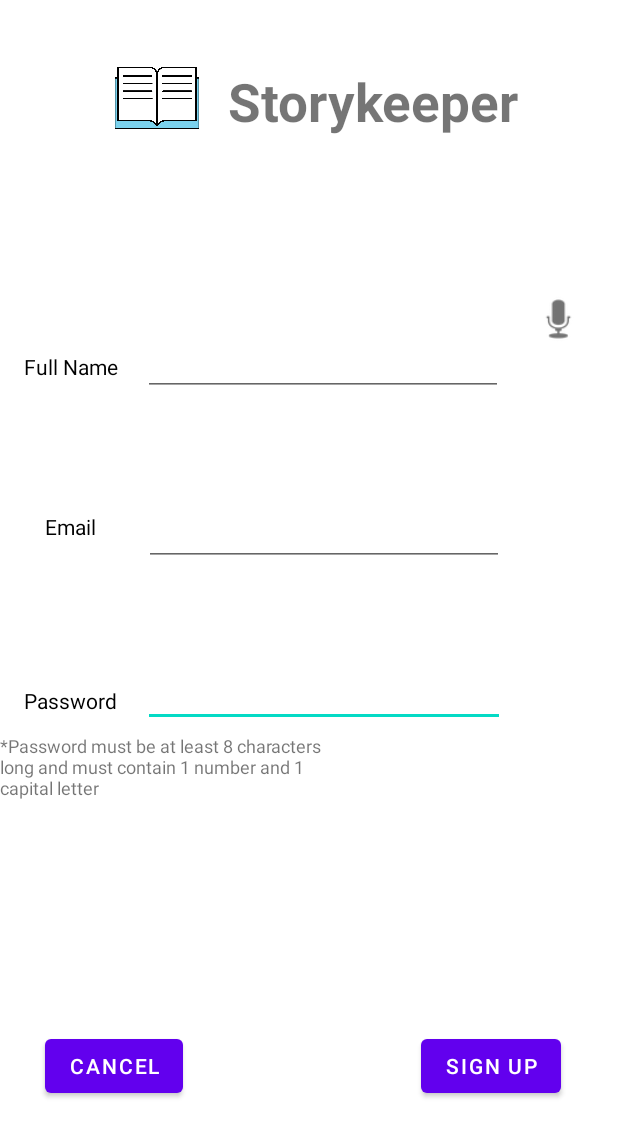
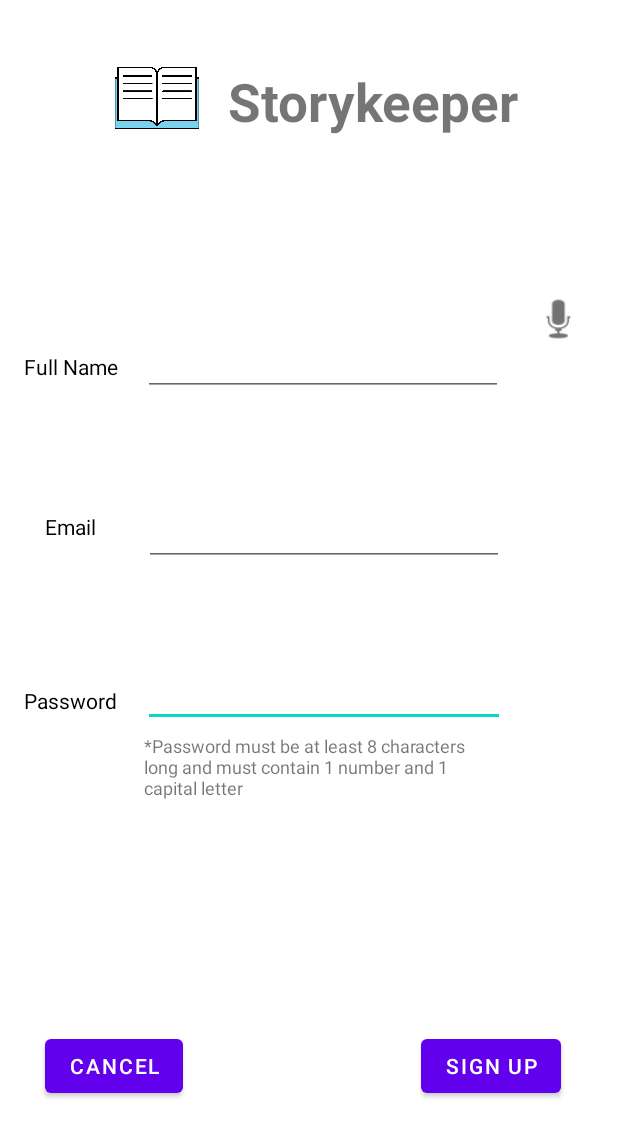
Before and after one commit to Nickmyt/WebStore, an Android app: the Register screen opened directly, with no data from a screen before it, on a phone screen of 412 x 824 dp. Shown: the top 1137 px of the screen. Run offline under Robolectric (Android 15) with nearby library versions, the phone set to English and light mode, and no system bars; our stand-ins replace Firebase (no records; nobody signed in at launch, a user with empty details on screens opened directly).

Commit message:
--Smaill Ui Changes--

```diff
--- a/app/src/main/java/com/example/webstore/Bookstore.java
+++ b/app/src/main/java/com/example/webstore/Bookstore.java
@@ -132,10 +132,6 @@ public class Bookstore extends AppCompatActivity {
     }
 
 
-    public void Buy(View view){
-        buttonbuy = findViewById(R.id.BuyButton);
-
-    }
 
     public void ReadDesc(int position){
         mtts = new TextToSpeech(getApplicationContext(), new TextToSpeech.OnInitListener() {
--- a/app/src/main/java/com/example/webstore/Register.java
+++ b/app/src/main/java/com/example/webstore/Register.java
@@ -26,15 +26,17 @@ import java.util.Locale;
 public class Register extends AppCompatActivity implements View.OnClickListener {
 
 
+
+    //Init Variables
     private FirebaseAuth mAuth;
-    private EditText editFname, editLname, editEmail, editPassword, editTextPhone ;
+    private EditText editFname, editEmail, editPassword;
     private Button registeruser;
     private ProgressBar progressBar;
     private TextView textView;
     private String email,fname,password;
     boolean check;
     private ImageView speakmic;
-    private static final int REQUEST_CODE_SPEECH_INPUT = 10000;
+    private static final int REQUEST_CODE_SPEECH_INPUT = 100;
 
     protected void onCreate(Bundle savedInstanceState) {
         super.onCreate(savedInstanceState);
@@ -51,6 +53,7 @@ public class Register extends AppCompatActivity implements View.OnClickListener
 
         textView = findViewById(R.id.contexttext);
         speakmic = findViewById(R.id.mic);
+        //For Speech to Text
         speakmic.setOnClickListener(new View.OnClickListener() {
             @Override
             public void onClick(View v) {
@@ -86,7 +89,7 @@ public class Register extends AppCompatActivity implements View.OnClickListener
         progressBar = findViewById(R.id.progressBar);
 
         password = editPassword.getText().toString().trim();
-
+        //Check if the inputs are Valid
         if(fname.isEmpty()){
             editFname.setError("Enter First Name !");
             editFname.requestFocus();
@@ -110,6 +113,7 @@ public class Register extends AppCompatActivity implements View.OnClickListener
 
         progressBar.setVisibility(View.VISIBLE);
         textView.setVisibility(View.INVISIBLE);
+        //Authentication Procedure
         mAuth.createUserWithEmailAndPassword(email,password).addOnCompleteListener(new OnCompleteListener<AuthResult>() {
             @Override
             public void onComplete(@NonNull Task<AuthResult> task) {
--- a/app/src/main/java/com/example/webstore/ResetPassword.java
+++ b/app/src/main/java/com/example/webstore/ResetPassword.java
@@ -45,6 +45,7 @@ public class ResetPassword extends AppCompatActivity {
             public void onClick(View v) {
                 Intent intent = new Intent(ResetPassword.this, MainActivity.class);
                 startActivity(intent);
+                finish();
             }
         });
 
--- a/app/src/main/res/layout/activity_register.xml
+++ b/app/src/main/res/layout/activity_register.xml
@@ -152,13 +152,14 @@
         android:id="@+id/contexttext"
         android:layout_width="224dp"
         android:layout_height="73dp"
+        android:layout_marginStart="96dp"
         android:layout_marginTop="4dp"
         android:text="*Password must be at least 8 characters long and must contain 1 number and 1 capital letter "
         android:textSize="12sp"
         app:layout_constraintBottom_toTopOf="@+id/signup"
+        app:layout_constraintStart_toStartOf="parent"
         app:layout_constraintTop_toBottomOf="@+id/password2"
-        app:layout_constraintVertical_bias="0.0"
-        tools:layout_editor_absoluteX="111dp" />
+        app:layout_constraintVertical_bias="0.0" />
 
     <ImageView
         android:id="@+id/mic"
```
Also changed, not shown: app/src/main/res/layout/my_row_cart.xml (+9 -7 lines).
